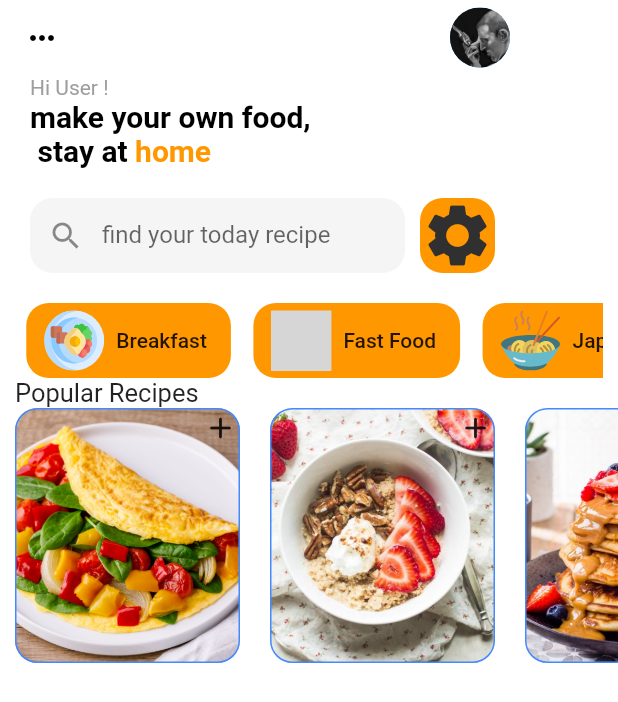
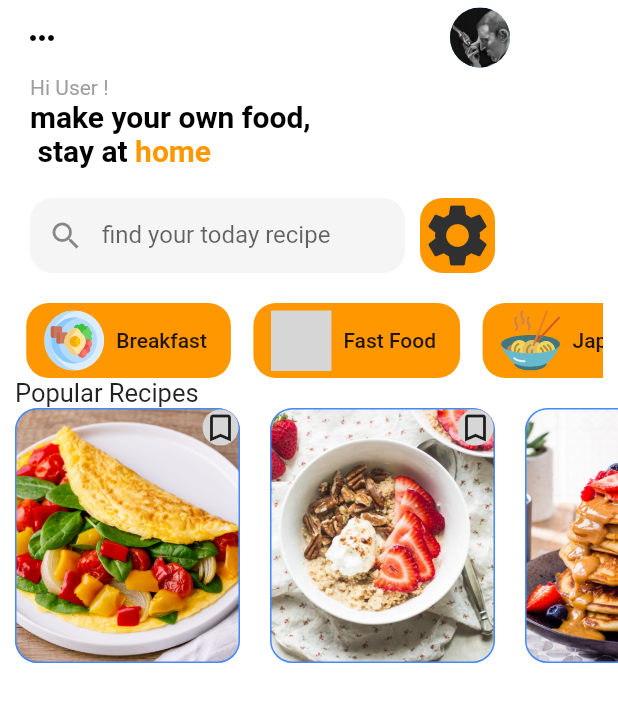
Before and after one commit to Enadir-Mekhlouf/Myrecipe, a Flutter app: the screen it shows after launch, on a phone screen of 412 x 824 dp. Shown: the top 702 px of the screen. Run offline on Flutter 3.47's test engine with Material 2 defaults, Android fonts, the phone set to English and light mode, and no system bars; our stand-ins replace flutter_svg; grey boxes are pictures that could not be loaded.

Commit message:
icon top right

```diff
--- a/lib/main.dart
+++ b/lib/main.dart
@@ -190,7 +190,12 @@ class PopularRecipe extends StatelessWidget {
       child: Container(
         child: Align(
           alignment: Alignment.topRight,
-          child: Icon(Icons.add_rounded),
+          child: Container(
+            decoration: BoxDecoration(
+                color: Colors.grey[350],
+                borderRadius: BorderRadius.all(Radius.circular(20))),
+            child: Icon(Icons.bookmark_border_outlined),
+          ),
         ),
         margin: EdgeInsets.symmetric(horizontal: 10.0),
         decoration: BoxDecoration(
```
